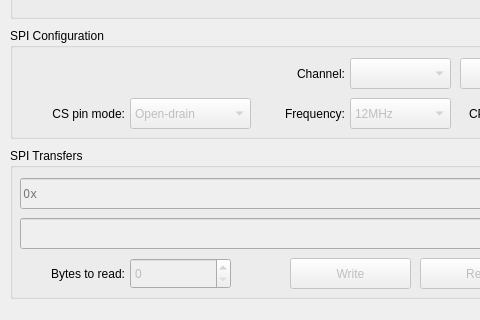
bloguetronica/cp2130-com, file src/devicewindow.ui: the form before one commit; both pictures show x 0 to 480 and y 81 to 401 of the 691 by 401 pixel window.
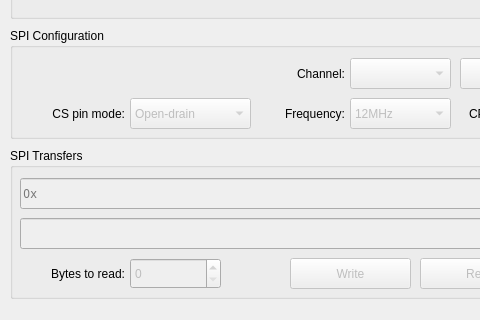
The form after the commit. Icons and pictures are not drawn.

The edit to the form file:
```diff
--- a/src/devicewindow.ui
+++ b/src/devicewindow.ui
@@ -594,12 +594,12 @@
       <rect>
        <x>120</x>
        <y>110</y>
-       <width>101</width>
+       <width>91</width>
        <height>31</height>
       </rect>
      </property>
      <property name="maximum">
-      <number>1048576</number>
+      <number>262144</number>
      </property>
     </widget>
    </widget>
```
Left out of the diff: 4 changed lines with no effect on the pictures.
